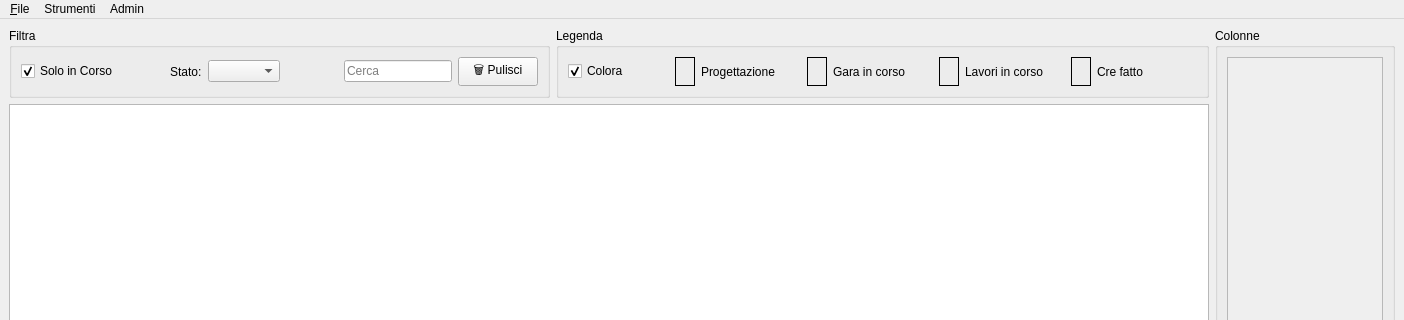
Before: the Qt Designer form mainwindow.ui in tarateo78/Praticometro, drawn with Qt 5; both pictures show x 0 to 1404 and y 0 to 320 of the 1404 by 700 pixel window.
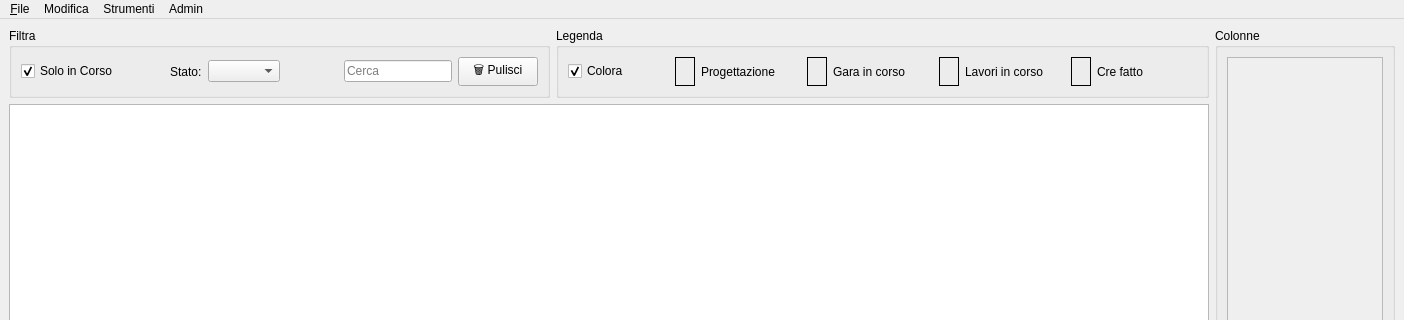
After: the same form once the commit is applied. Icons and pictures are not drawn.

Commit message: Modifica StatusBar e Menu

What changed in the file:
```diff
--- a/mainwindow.ui
+++ b/mainwindow.ui
@@ -381,7 +381,14 @@
     <addaction name="action_Log_In"/>
     <addaction name="action_Log_Out"/>
    </widget>
+   <widget class="QMenu" name="menuModifica">
+    <property name="title">
+     <string>Modifica</string>
+    </property>
+    <addaction name="actionCopia"/>
+   </widget>
    <addaction name="menu_File"/>
+   <addaction name="menuModifica"/>
    <addaction name="menuStrumenti"/>
    <addaction name="menuAdmin"/>
   </widget>
```
Left out of the diff: 8 changed lines with no effect on the pictures. The commit also changes 3 other files.
